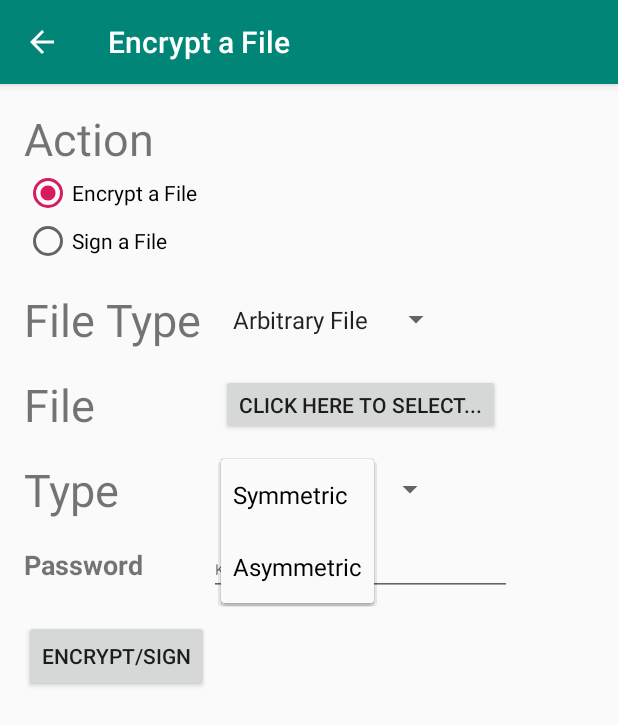
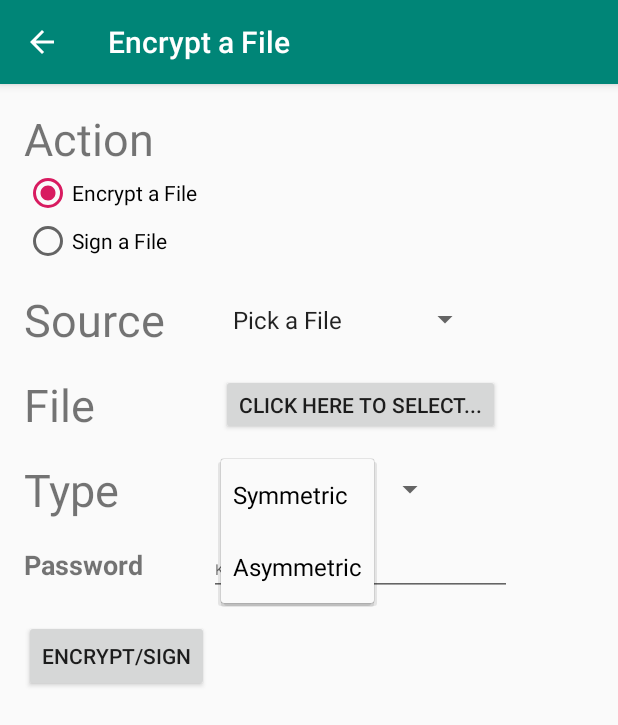
Before and after one commit to Chainmanner/COMP3004B-Nameless-Project, an Android app: the EncryptFilesFragment screen opened through its navigation route, after a tap on "Symmetric", on a phone screen of 412 x 824 dp. Shown: the top 725 px of the screen. Run offline under Robolectric (Android 15) with nearby library versions, the phone set to English and light mode, and no system bars; 3 other taps on this screen came first.

Commit message:
Gabriel: Committing just for the sake of synchronization.

```diff
--- a/EncryptionToolsFrontend/app/src/main/AndroidManifest.xml
+++ b/EncryptionToolsFrontend/app/src/main/AndroidManifest.xml
@@ -2,9 +2,11 @@
 <manifest xmlns:android="http://schemas.android.com/apk/res/android"
     package="project.comp3004.encryptiontoolsfrontend">
 
+    <!-- TODO: Explicitly request these permissions. -->
     <uses-permission android:name="android.permission.READ_EXTERNAL_STORAGE" />
     <uses-permission android:name="android.permission.WRITE_EXTERNAL_STORAGE" />
     <uses-permission android:name="android.permission.CAMERA" />
+
     <application
         android:allowBackup="true"
         android:icon="@mipmap/ic_launcher"
@@ -18,9 +20,6 @@
             <intent-filter>
                 <action android:name="android.intent.action.MAIN" />
                 <category android:name="android.intent.category.LAUNCHER" />
-                <!--<action android:name="android.intent.action.GET_CONTENT" />-->
-                <!--<action android:name="android.intent.action.PICK_ACTIVITY" />-->
-                <!--<category android:name="android.intent.category.OPENABLE"></category>-->
             </intent-filter>
             <nav-graph android:value="@navigation/navigation"></nav-graph>
         </activity>
--- a/EncryptionToolsFrontend/app/src/main/java/project/comp3004/encryptiontoolsfrontend/EncryptionToolsMainMenuFragment.java
+++ b/EncryptionToolsFrontend/app/src/main/java/project/comp3004/encryptiontoolsfrontend/EncryptionToolsMainMenuFragment.java
@@ -10,8 +10,7 @@ import androidx.appcompat.widget.Toolbar;
 import androidx.fragment.app.Fragment;
 import androidx.navigation.Navigation;
 
-import com.google.android.material.snackbar.Snackbar;
-
+// TODO: This could use some cleanup.
 public class EncryptionToolsMainMenuFragment extends Fragment {
     @Override
     public View onCreateView(LayoutInflater inflater, ViewGroup container, Bundle savedInstanceState)
--- a/EncryptionToolsFrontend/app/src/main/res/layout/encrypt_files_layout.xml
+++ b/EncryptionToolsFrontend/app/src/main/res/layout/encrypt_files_layout.xml
@@ -79,7 +79,7 @@
                 android:id="@+id/textView3"
                 android:layout_width="wrap_content"
                 android:layout_height="wrap_content"
-                android:text="File Type"
+                android:text="Source"
                 android:textSize="30sp" />
 
             <Spinner
--- a/EncryptionToolsFrontend/app/src/main/res/values/strings.xml
+++ b/EncryptionToolsFrontend/app/src/main/res/values/strings.xml
@@ -5,9 +5,9 @@
     <!-- TODO: Softcode the hardcoded strings.-->
 
     <string-array name="enc_file_types">
-            <item>Arbitrary File</item>
-            <item>Picture</item>
-            <item>Video</item>
+            <item>Pick a File</item>
+            <item>Take a Picture</item>
+            <item>Record a Video</item>
     </string-array>
 
     <string-array name="enc_ciphers">   <!-- ORDER-DEPENDENT! -->
```
Also changed, not shown: EncryptionToolsFrontend/app/src/main/java/project/comp3004/encryptiontoolsfrontend/EncryptFilesFragment.java (+95 -21 lines), EncryptionToolsFrontend/app/src/main/java/project/comp3004/encryptiontoolsfrontend/MainActivity.java (+2 -16 lines).
